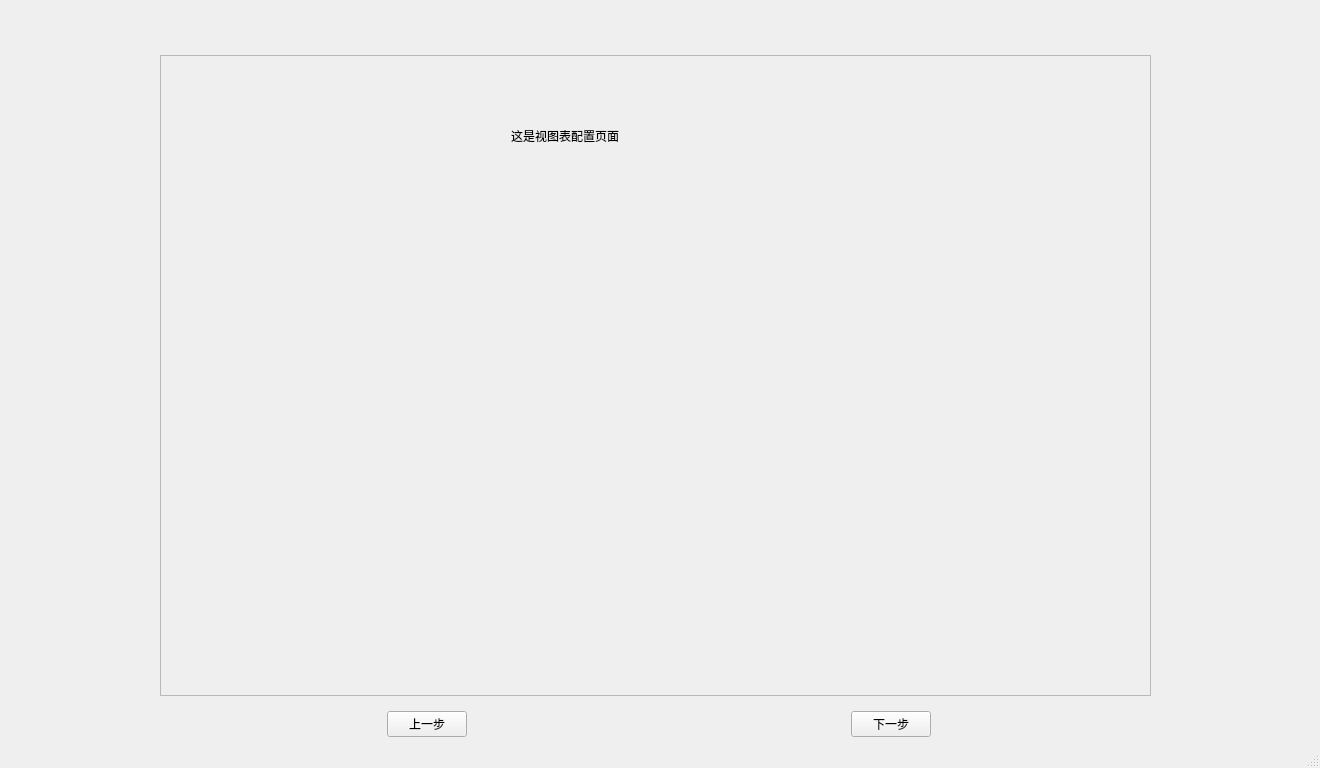
Qt form app/ui/MainWindow.ui (ncepu-iDealStudio/Flask_RESTfulAPI_Codegen_Application) before a commit.
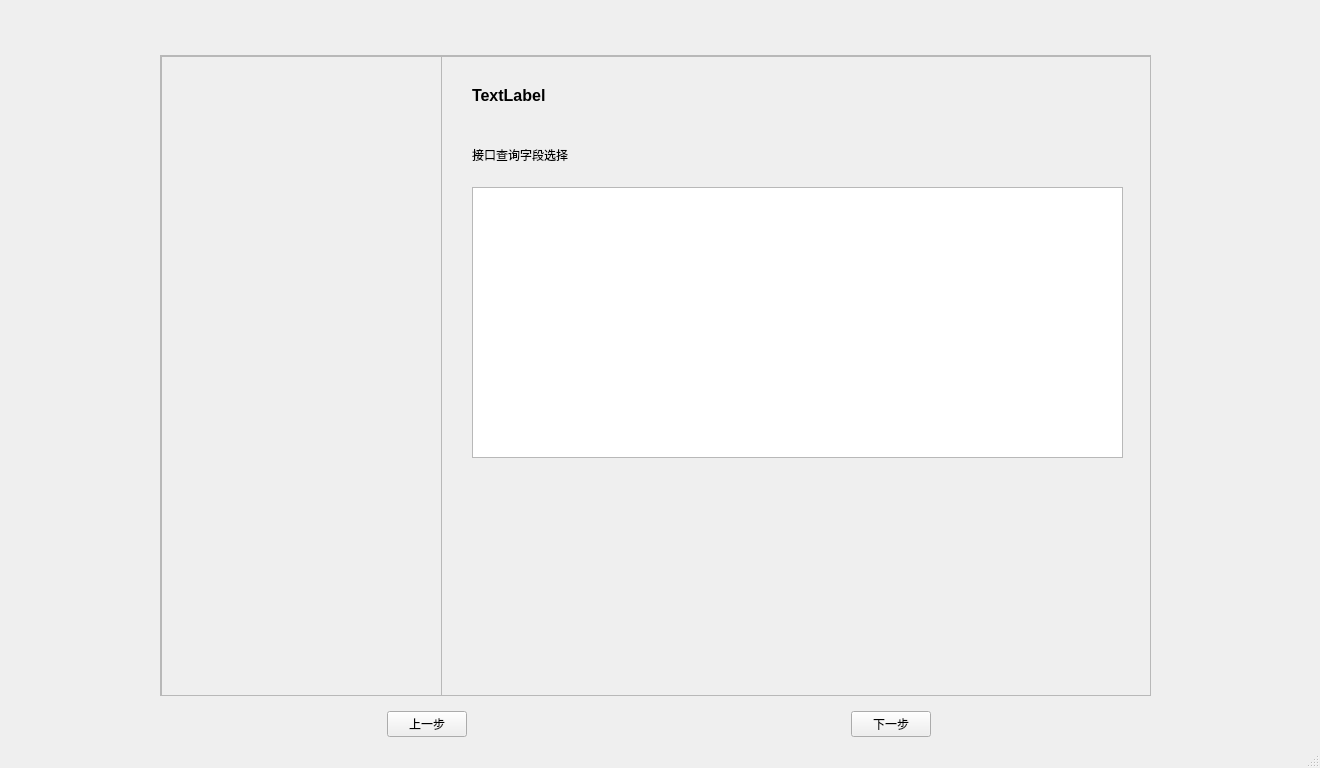
The same form after that commit. The open tabs and pages were chosen to show the change.

Commit message: 视图配置页调试完成，已经完成合并

What changed in the file:
```diff
--- a/app/ui/MainWindow.ui
+++ b/app/ui/MainWindow.ui
@@ -681,6 +681,167 @@
              <string>这是视图表配置页面</string>
             </property>
            </widget>
+           <widget class="QWidget" name="verticalLayoutWidget">
+            <property name="geometry">
+             <rect>
+              <x>0</x>
+              <y>0</y>
+              <width>281</width>
+              <height>641</height>
+             </rect>
+            </property>
+            <layout class="QVBoxLayout" name="verticalLayout_left_2">
+             <item>
+              <widget class="QScrollArea" name="scrollArea_left_2">
+               <property name="widgetResizable">
+                <bool>true</bool>
+               </property>
+               <widget class="QWidget" name="scrollAreaWidgetContents_left_2">
+                <property name="geometry">
+                 <rect>
+                  <x>0</x>
+                  <y>0</y>
+                  <width>277</width>
+                  <height>637</height>
+                 </rect>
+                </property>
+                <widget class="QWidget" name="horizontalLayoutWidget">
+                 <property name="geometry">
+                  <rect>
+                   <x>0</x>
+                   <y>0</y>
+                   <width>281</width>
+                   <height>41</height>
+                  </rect>
+                 </property>
+                 <layout class="QHBoxLayout" name="horizontalLayout_all_2" stretch="">
+                  <property name="spacing">
+                   <number>0</number>
+                  </property>
+                 </layout>
+                </widget>
+               </widget>
+              </widget>
+             </item>
+            </layout>
+           </widget>
+           <widget class="QStackedWidget" name="stackedWidget_3">
+            <property name="geometry">
+             <rect>
+              <x>280</x>
+              <y>0</y>
+              <width>711</width>
+              <height>641</height>
+             </rect>
+            </property>
+            <widget class="QWidget" name="page">
+             <widget class="QWidget" name="verticalLayoutWidget_2">
+              <property name="geometry">
+               <rect>
+                <x>30</x>
+                <y>10</y>
+                <width>411</width>
+                <height>131</height>
+               </rect>
+              </property>
+              <layout class="QVBoxLayout" name="verticalLayout_5">
+               <item>
+                <widget class="QLabel" name="label_12">
+                 <property name="font">
+                  <font>
+                   <pointsize>12</pointsize>
+                   <bold>true</bold>
+                  </font>
+                 </property>
+                 <property name="text">
+                  <string>视图准备</string>
+                 </property>
+                </widget>
+               </item>
+               <item>
+                <widget class="QLabel" name="label_13">
+                 <property name="text">
+                  <string>请选择用于生成代码的视图，并为每张表进行相应配置。</string>
+                 </property>
+                </widget>
+               </item>
+              </layout>
+             </widget>
+            </widget>
+            <widget class="QWidget" name="page_6">
+             <widget class="QWidget" name="verticalLayoutWidget_3">
+              <property name="geometry">
+               <rect>
+                <x>0</x>
+                <y>0</y>
+                <width>711</width>
+                <height>641</height>
+               </rect>
+              </property>
+              <layout class="QVBoxLayout" name="verticalLayout_6">
+               <item>
+                <widget class="QScrollArea" name="scrollArea_6">
+                 <property name="widgetResizable">
+                  <bool>true</bool>
+                 </property>
+                 <widget class="QWidget" name="scrollAreaWidgetContents_4">
+                  <property name="geometry">
+                   <rect>
+                    <x>0</x>
+                    <y>0</y>
+                    <width>707</width>
+                    <height>637</height>
+                   </rect>
+                  </property>
+                  <widget class="QLabel" name="label_view">
+                   <property name="geometry">
+                    <rect>
+                     <x>30</x>
+                     <y>30</y>
+                     <width>201</width>
+                     <height>16</height>
+                    </rect>
+                   </property>
+                   <property name="font">
+                    <font>
+                     <pointsize>12</pointsize>
+                     <bold>true</bold>
+                    </font>
+                   </property>
+                   <property name="text">
+                    <string>TextLabel</string>
+                   </property>
+                  </widget>
+                  <widget class="QLabel" name="label_14">
+                   <property name="geometry">
+                    <rect>
+                     <x>30</x>
+                     <y>90</y>
+                     <width>121</width>
+                     <height>16</height>
+                    </rect>
+                   </property>
+                   <property name="text">
+                    <string>接口查询字段选择</string>
+                   </property>
+                  </widget>
+                  <widget class="QTableWidget" name="tableWidget">
+                   <property name="geometry">
+                    <rect>
+                     <x>30</x>
+                     <y>130</y>
+                     <width>651</width>
+                     <height>271</height>
+                    </rect>
+                   </property>
+                  </widget>
+                 </widget>
+                </widget>
+               </item>
+              </layout>
+             </widget>
+            </widget>
+           </widget>
           </widget>
          </widget>
         </widget>
```
Left out of the diff: 2 changed lines with no effect on the pictures. The commit also changes 2 other files.
